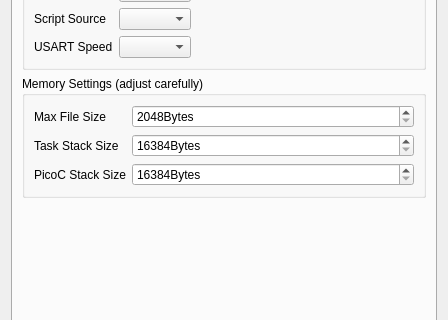
Qt form ground/gcs/src/plugins/config/modules.ui (TauLabs/TauLabs) before a commit; both pictures show x 0 to 448 and y 124 to 444 of the 448 by 697 pixel window.
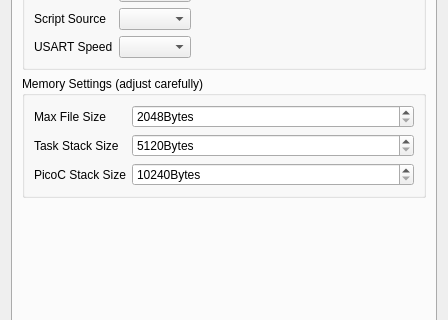
The same form after that commit. The open tabs and pages were chosen to show the change. Icons and pictures are not drawn.

Commit message:
picoC: add start button to user interface
This adds a start button to the user interface. Also Test and Exit
values are shown.

The edit to the form file:
```diff
--- a/ground/gcs/src/plugins/config/modules.ui
+++ b/ground/gcs/src/plugins/config/modules.ui
@@ -2707,7 +2707,7 @@
              <string>Bytes</string>
             </property>
             <property name="minimum">
-             <number>16384</number>
+             <number>5120</number>
             </property>
             <property name="maximum">
              <number>131072</number>
@@ -2727,7 +2727,7 @@
              <string>Bytes</string>
             </property>
             <property name="minimum">
-             <number>16384</number>
+             <number>10240</number>
             </property>
             <property name="maximum">
              <number>131072</number>
```
The commit also changes 7 other files.
